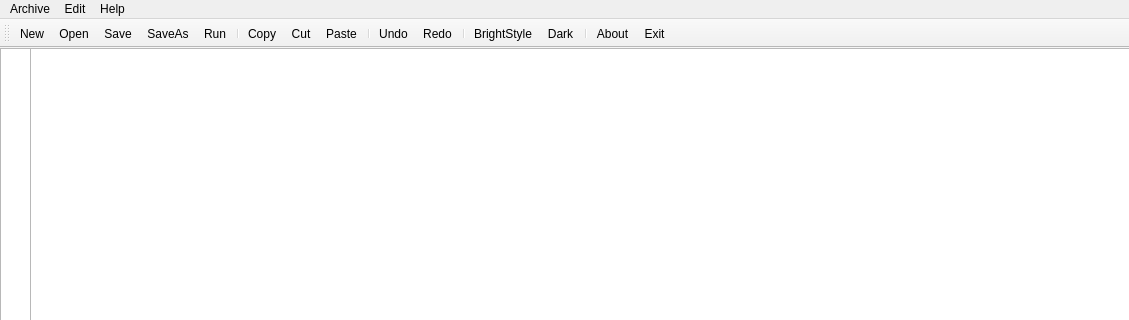
Before: the Qt Designer form IDE-GUI v6/mainwindow.ui in KJeanpol/LaunchPadInterpreter, drawn with Qt 5; both pictures show x 0 to 1129 and y 0 to 320 of the 1129 by 628 pixel window.
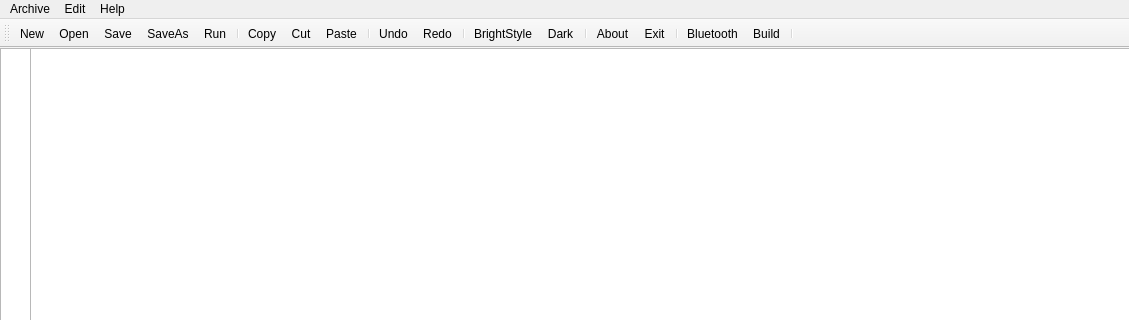
After: the same form once the commit is applied. Icons and pictures are not drawn.

Commit message: se creo la clase bluetooth, chatclient y una de acceso, ademas se modifico la GUI con colores

```diff
--- a/IDE-GUI v6/mainwindow.ui
+++ b/IDE-GUI v6/mainwindow.ui
@@ -597,6 +597,10 @@
    <addaction name="separator"/>
    <addaction name="actionAbout"/>
    <addaction name="actionExit"/>
+   <addaction name="separator"/>
+   <addaction name="actionBluetooth"/>
+   <addaction name="actionBuild"/>
+   <addaction name="separator"/>
   </widget>
   <widget class="QStatusBar" name="statusBar"/>
   <action name="actionNew">
@@ -734,6 +738,24 @@
     <string>Dark</string>
    </property>
   </action>
+  <action name="actionBluetooth">
+   <property name="icon">
+    <iconset resource="img.qrc">
+     <normaloff>:/img/img/bluetooth.png</normaloff>:/img/img/bluetooth.png</iconset>
+   </property>
+   <property name="text">
+    <string>Bluetooth</string>
+   </property>
+  </action>
+  <action name="actionBuild">
+   <property name="icon">
+    <iconset resource="img.qrc">
+     <normaloff>:/img/img/hammer.png</normaloff>:/img/img/hammer.png</iconset>
+   </property>
+   <property name="text">
+    <string>Build</string>
+   </property>
+  </action>
  </widget>
  <layoutdefault spacing="6" margin="11"/>
  <resources>
```
Left out of the diff: 6 changed lines with no effect on the pictures. The commit also changes 14 other files.
